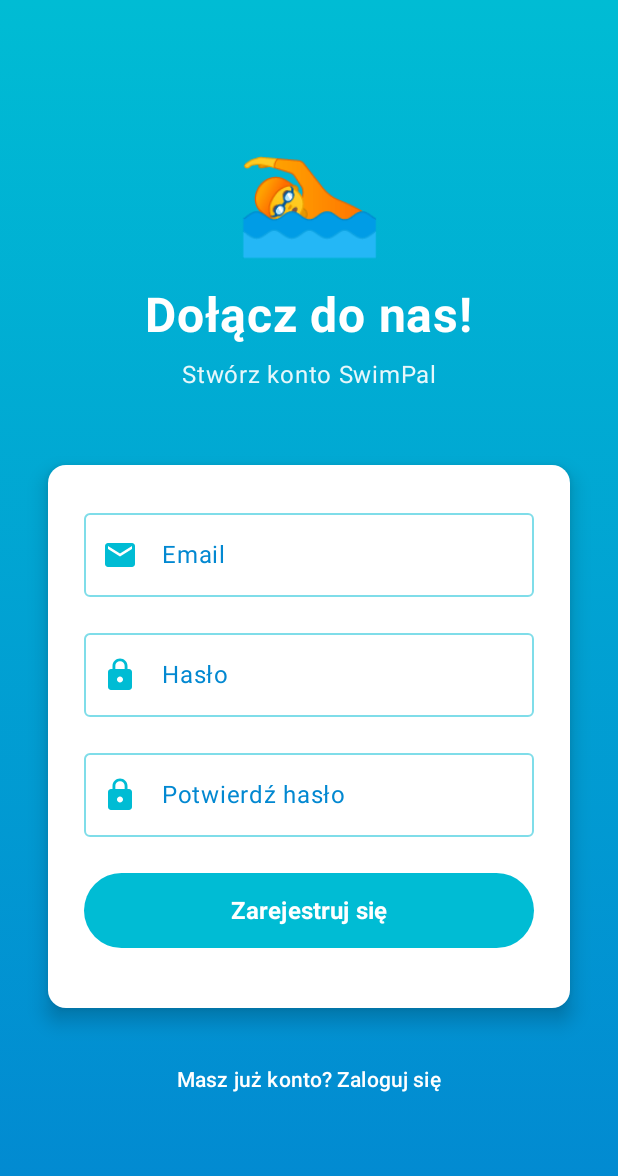
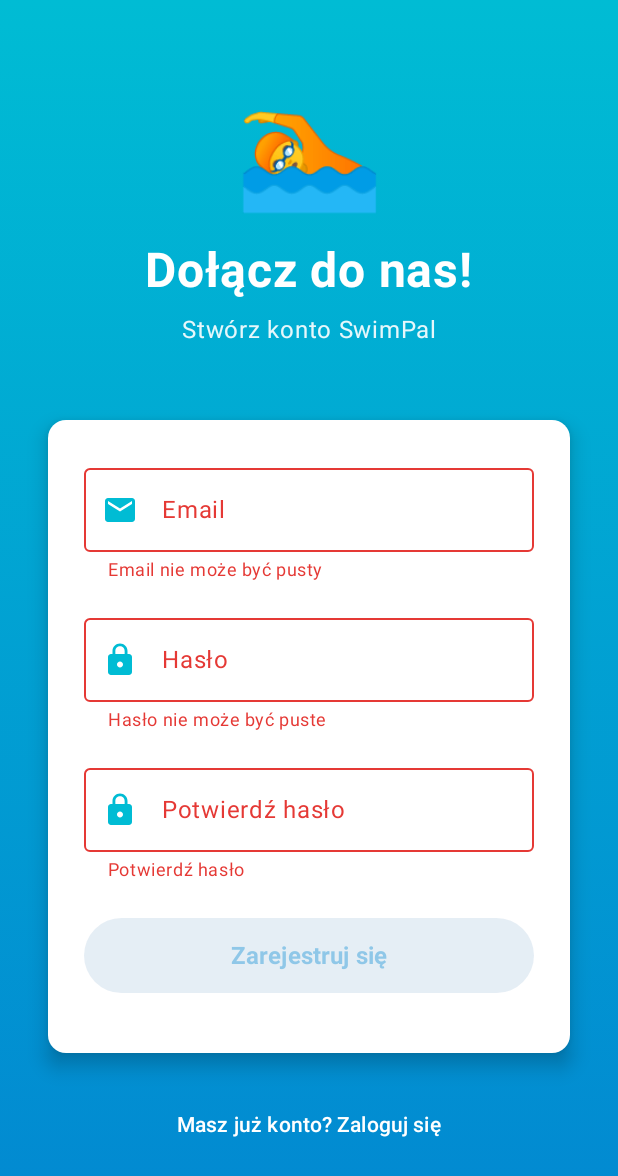
Before and after one commit to pawelproit/SwimPal, an Android app built with Jetpack Compose: the RegisterScreen screen opened through its navigation route, on a phone screen of 412 x 824 dp. Shown: the top 1176 px of the screen. Run offline under Robolectric (Android 15) with nearby library versions, the phone set to English and light mode, and no system bars; our stand-ins replace Firebase (no records; nobody signed in at launch, a user with empty details on screens opened directly).

Commit message:
Poprawiona walidacja logowania i rejestracji

```diff
--- a/app/src/main/java/com/example/swimpal/ui/screens/RegisterScreen.kt
+++ b/app/src/main/java/com/example/swimpal/ui/screens/RegisterScreen.kt
@@ -1,7 +1,10 @@
 package com.example.swimpal.ui.screens
 
+import android.util.Patterns
 import androidx.compose.foundation.background
 import androidx.compose.foundation.layout.*
+import androidx.compose.foundation.rememberScrollState
+import androidx.compose.foundation.verticalScroll
 import androidx.compose.material.icons.Icons
 import androidx.compose.material.icons.filled.Email
 import androidx.compose.material.icons.filled.Lock
@@ -26,7 +29,33 @@ fun RegisterScreen(
     var email by remember { mutableStateOf("") }
     var password by remember { mutableStateOf("") }
     var confirmPassword by remember { mutableStateOf("") }
-    var passwordError by remember { mutableStateOf(false) }
+
+    val emailError by remember(email) {
+        derivedStateOf {
+            if (email.isBlank()) "Email nie może być pusty"
+            else if (!Patterns.EMAIL_ADDRESS.matcher(email).matches()) "Nieprawidłowy email"
+            else null
+        }
+    }
+    val passwordError by remember(password) {
+        derivedStateOf {
+            if (password.isBlank()) "Hasło nie może być puste"
+            else if (password.length < 6) "Hasło musi mieć min. 6 znaków"
+            else null
+        }
+    }
+    val confirmPasswordError by remember(password, confirmPassword) {
+        derivedStateOf {
+            if (confirmPassword.isBlank()) "Potwierdź hasło"
+            else if (password != confirmPassword) "Hasła nie są takie same"
+            else null
+        }
+    }
+    val isFormValid by remember(emailError, passwordError, confirmPasswordError) {
+        derivedStateOf {
+            emailError == null && passwordError == null && confirmPasswordError == null && email.isNotBlank() && password.isNotBlank()
+        }
+    }
 
     Box(
         modifier = Modifier
@@ -43,7 +72,8 @@ fun RegisterScreen(
         Column(
             modifier = Modifier
                 .fillMaxSize()
-                .padding(32.dp),
+                .padding(32.dp)
+                .verticalScroll(rememberScrollState()),
             horizontalAlignment = Alignment.CenterHorizontally,
             verticalArrangement = Arrangement.Center
         ) {
@@ -90,10 +120,20 @@ fun RegisterScreen(
                             )
                         },
                         singleLine = true,
+                        isError = emailError != null,
+                        supportingText = { emailError?.let { Text(it, color = MaterialTheme.colorScheme.error) } },
                         modifier = Modifier.fillMaxWidth(),
                         colors = OutlinedTextFieldDefaults.colors(
-                            focusedBorderColor = MaterialTheme.colorScheme.primary,
-                            unfocusedBorderColor = MaterialTheme.colorScheme.primary.copy(alpha = 0.5f)
+                            focusedBorderColor = if (emailError != null) {
+                                MaterialTheme.colorScheme.error
+                            } else {
+                                MaterialTheme.colorScheme.primary
+                            },
+                            unfocusedBorderColor = if (emailError != null) {
+                                MaterialTheme.colorScheme.error.copy(alpha = 0.5f)
+                            } else {
+                                MaterialTheme.colorScheme.primary.copy(alpha = 0.5f)
+                            }
                         )
                     )
 
@@ -112,10 +152,20 @@ fun RegisterScreen(
                         },
                         singleLine = true,
                         visualTransformation = PasswordVisualTransformation(),
+                        isError = passwordError != null,
+                        supportingText = { passwordError?.let { Text(it, color = MaterialTheme.colorScheme.error) } },
                         modifier = Modifier.fillMaxWidth(),
                         colors = OutlinedTextFieldDefaults.colors(
-                            focusedBorderColor = MaterialTheme.colorScheme.primary,
-                            unfocusedBorderColor = MaterialTheme.colorScheme.primary.copy(alpha = 0.5f)
+                            focusedBorderColor = if (passwordError != null) {
+                                MaterialTheme.colorScheme.error
+                            } else {
+                                MaterialTheme.colorScheme.primary
+                            },
+                            unfocusedBorderColor = if (passwordError != null) {
+                                MaterialTheme.colorScheme.error.copy(alpha = 0.5f)
+                            } else {
+                                MaterialTheme.colorScheme.primary.copy(alpha = 0.5f)
+                            }
                         )
                     )
 
@@ -134,31 +184,22 @@ fun RegisterScreen(
                         },
                         singleLine = true,
                         visualTransformation = PasswordVisualTransformation(),
+                        isError = confirmPasswordError != null,
+                        supportingText = { confirmPasswordError?.let { Text(it, color = MaterialTheme.colorScheme.error) } },
                         modifier = Modifier.fillMaxWidth(),
-                        isError = passwordError,
                         colors = OutlinedTextFieldDefaults.colors(
-                            focusedBorderColor = if (passwordError) {
+                            focusedBorderColor = if (confirmPasswordError != null) {
                                 MaterialTheme.colorScheme.error
                             } else {
                                 MaterialTheme.colorScheme.primary
                             },
-                            unfocusedBorderColor = if (passwordError) {
+                            unfocusedBorderColor = if (confirmPasswordError != null) {
                                 MaterialTheme.colorScheme.error.copy(alpha = 0.5f)
                             } else {
                                 MaterialTheme.colorScheme.primary.copy(alpha = 0.5f)
                             }
                         )
                     )
-
-                    if (passwordError) {
-                        Spacer(modifier = Modifier.height(8.dp))
-                        Text(
-                            text = "Hasła nie są takie same",
-                            color = MaterialTheme.colorScheme.error,
-                            fontSize = 12.sp,
-                            modifier = Modifier.fillMaxWidth()
-                        )
-                    }
 
                     Spacer(modifier = Modifier.height(24.dp))
 
@@ -167,17 +208,17 @@ fun RegisterScreen(
                             color = MaterialTheme.colorScheme.primary
                         )
                         else -> Button(
-                            onClick = {
-                                passwordError = password != confirmPassword
-                                if (!passwordError) {
-                                    onRegister(email, password)
-                                }
-                            },
+                            onClick = { onRegister(email, password) },
+                            enabled = isFormValid && authState !is AuthState.Loading,
                             modifier = Modifier
                                 .fillMaxWidth()
                                 .height(50.dp),
                             colors = ButtonDefaults.buttonColors(
-                                containerColor = MaterialTheme.colorScheme.primary
+                                containerColor = if (isFormValid) {
+                                    MaterialTheme.colorScheme.primary
+                                } else {
+                                    MaterialTheme.colorScheme.primary.copy(alpha = 0.5f)
+                                }
                             )
                         ) {
                             Text(
```
Also changed, not shown: app/src/main/java/com/example/swimpal/ui/screens/LoginScreen.kt (+55 -6 lines).
